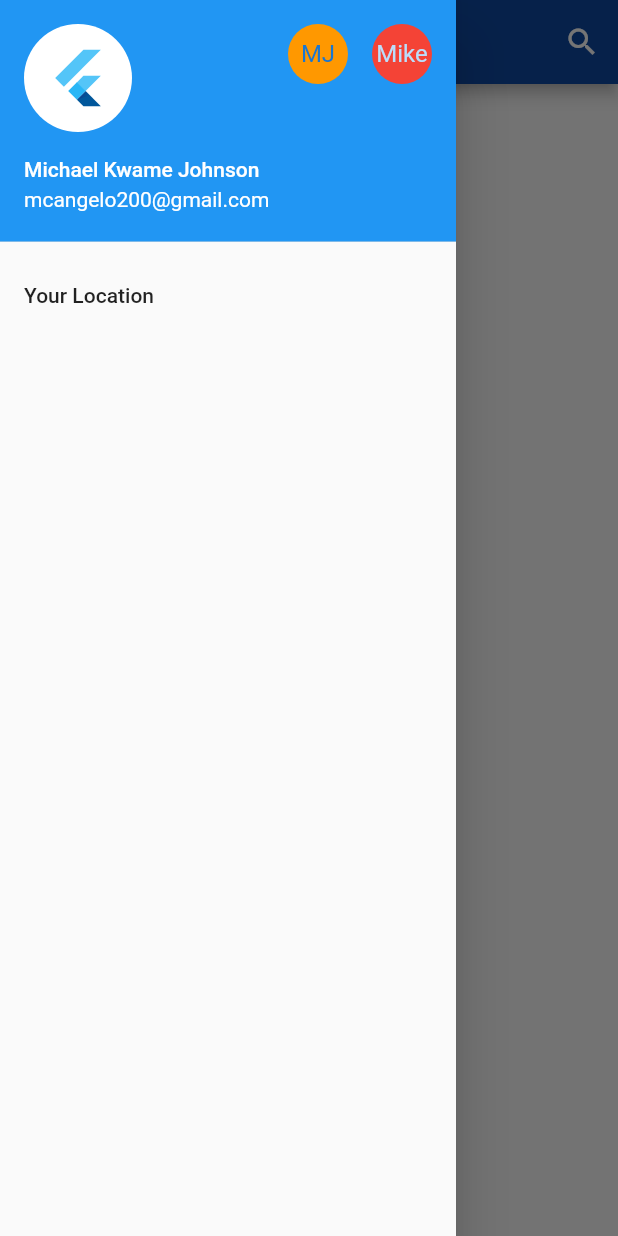
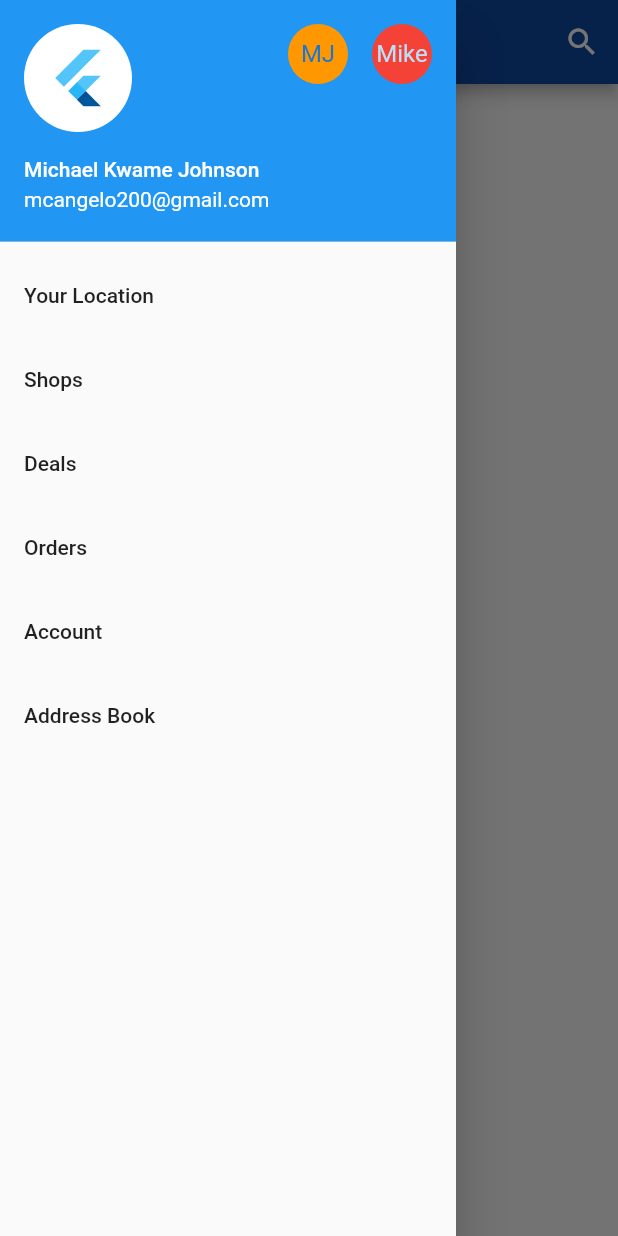
Before and after one commit to McAngelo/urban-market, a Flutter app: the HomeScreen screen opened by its route, with the side drawer open, on a phone screen of 412 x 824 dp. Run offline on Flutter 3.47's test engine with Material 2 defaults, Android fonts, the phone set to English and light mode, and no system bars; our stand-ins replace flutter_swiper, shared_preferences, splashscreen; accounts and stored records are empty.

Commit message:
--worked on the drawer tiles

```diff
--- a/lib/ui/screens/home_screen.dart
+++ b/lib/ui/screens/home_screen.dart
@@ -29,8 +29,27 @@ class HomeScreen extends  StatelessWidget {
 			children: <Widget>[
 				drawerHeader,
 				ListTile(
-					//icon: Icon(Icons.search),
 					title: Text('Your Location'),
+					onTap: () => Navigator.of(context).push(_NewPage(1)),
+				),
+				ListTile(
+					title: Text('Shops'),
+					onTap: () => Navigator.of(context).push(_NewPage(2)),
+				),
+				ListTile(
+					title: Text('Deals'),
+					onTap: () => Navigator.of(context).push(_NewPage(3)),
+				),
+				ListTile(
+					title: Text('Orders'),
+					onTap: () => Navigator.of(context).push(_NewPage(1)),
+				),
+				ListTile(
+					title: Text('Account'),
+					onTap: () => Navigator.of(context).push(_NewPage(1)),
+				),
+				ListTile(
+					title: Text('Address Book'),
 					onTap: () => Navigator.of(context).push(_NewPage(1)),
 				),
 			]
```
